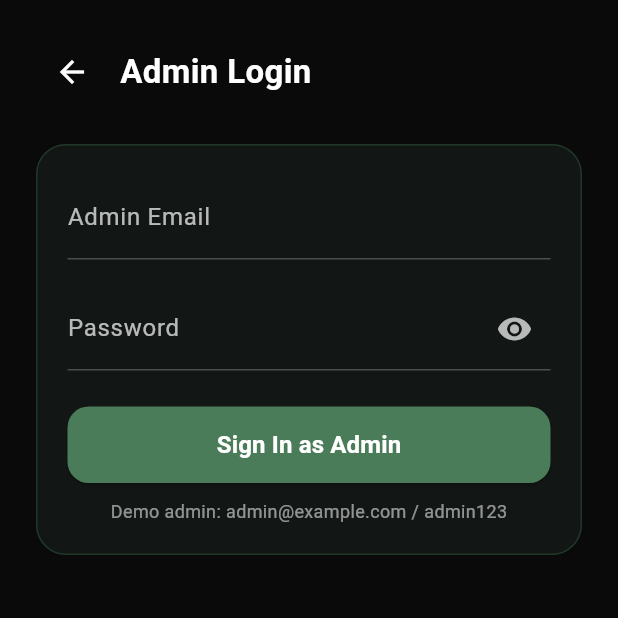
After one commit to tanveer128423/nexus_leafline, a Flutter app: the SettingsScreen screen opened directly, after a tap on "Admin Login", on a phone screen of 412 x 824 dp, the top half of it. The commit adds this screen. Run offline on Flutter 3.47's test engine with Material 3 defaults, Android fonts, the phone set to English and light mode, and no system bars; our stand-ins replace cached_network_image, flutter_local_notifications, google_fonts, image_picker, shared_preferences, sqflite and 1 more; accounts and stored records are empty; network calls fail; key blocks and very long unbroken strings in the code were emptied for the run.

Commit message:
branch-5

```diff
--- a/lib/models/plant.dart
+++ b/lib/models/plant.dart
@@ -9,6 +9,7 @@ class Plant {
   final String watering;
   final String sunlight;
   final String soil;
+  final bool isApproved;
 
   Plant({
     this.id,
@@ -21,6 +22,7 @@ class Plant {
     required this.watering,
     required this.sunlight,
     required this.soil,
+    this.isApproved = true,
   });
 
   Map<String, dynamic> toMap() {
@@ -35,6 +37,7 @@ class Plant {
       'watering': watering,
       'sunlight': sunlight,
       'soil': soil,
+      'isApproved': isApproved ? 1 : 0,
     };
   }
 
@@ -50,6 +53,7 @@ class Plant {
       watering: map['watering'],
       sunlight: map['sunlight'],
       soil: map['soil'],
+      isApproved: (map['isApproved'] ?? 1) == 1,
     );
   }
 }
--- a/lib/screens/add_plant_screen.dart
+++ b/lib/screens/add_plant_screen.dart
@@ -77,7 +77,7 @@ class _AddPlantScreenState extends State<AddPlantScreen>
         careInstructions: careInstructions,
       );
 
-      plantProvider.addPlant(newPlant);
+      plantProvider.submitPlant(newPlant);
 
       // Show success message
       ScaffoldMessenger.of(context).showSnackBar(
@@ -87,7 +87,7 @@ class _AddPlantScreenState extends State<AddPlantScreen>
               Icon(Icons.check_circle, color: Colors.white),
               SizedBox(width: 12),
               Text(
-                'Plant added successfully!',
+                'Submitted for admin approval.',
                 style: TextStyle(fontWeight: FontWeight.w600),
               ),
             ],
--- /dev/null
+++ b/lib/screens/admin_login_screen.dart
@@ -0,0 +1,178 @@
+import 'package:flutter/material.dart';
+import 'admin_approval_screen.dart';
+
+class AdminLoginScreen extends StatefulWidget {
+  final VoidCallback onBack;
+
+  const AdminLoginScreen({super.key, required this.onBack});
+
+  @override
+  State<AdminLoginScreen> createState() => _AdminLoginScreenState();
+}
+
+class _AdminLoginScreenState extends State<AdminLoginScreen> {
+  final _formKey = GlobalKey<FormState>();
+  final _emailController = TextEditingController();
+  final _passwordController = TextEditingController();
+  bool _obscurePassword = true;
+
+  static const _adminEmail = 'admin@example.com';
+  static const _adminPassword = 'admin123';
+
+  @override
+  void dispose() {
+    _emailController.dispose();
+    _passwordController.dispose();
+    super.dispose();
+  }
+
+  void _attemptLogin() {
+    if (!(_formKey.currentState?.validate() ?? false)) {
+      return;
+    }
+
+    final email = _emailController.text.trim();
+    final password = _passwordController.text;
+
+    if (email == _adminEmail && password == _adminPassword) {
+      Navigator.of(context).pushReplacement(
+        MaterialPageRoute(builder: (_) => const AdminApprovalScreen()),
+      );
+      return;
+    }
+
+    ScaffoldMessenger.of(
+      context,
+    ).showSnackBar(const SnackBar(content: Text('Invalid admin credentials.')));
+  }
+
+  @override
+  Widget build(BuildContext context) {
+    final size = MediaQuery.of(context).size;
+
+    return Scaffold(
+      backgroundColor: const Color(0xFF0A0A0A),
+      body: SafeArea(
+        child: SingleChildScrollView(
+          padding: const EdgeInsets.fromLTRB(24, 24, 24, 32),
+          child: Column(
+            crossAxisAlignment: CrossAxisAlignment.start,
+            children: [
+              Row(
+                children: [
+                  IconButton(
+                    onPressed: widget.onBack,
+                    icon: const Icon(Icons.arrow_back, color: Colors.white),
+                  ),
+                  const SizedBox(width: 8),
+                  const Text(
+                    'Admin Login',
+                    style: TextStyle(
+                      color: Colors.white,
+                      fontSize: 22,
+                      fontWeight: FontWeight.w700,
+                    ),
+                  ),
+                ],
+              ),
+              const SizedBox(height: 24),
+              Container(
+                padding: const EdgeInsets.all(20),
+                decoration: BoxDecoration(
+                  color: const Color(0xFF121614),
+                  borderRadius: BorderRadius.circular(20),
+                  border: Border.all(
+                    color: const Color(0xFF2D5A3D).withOpacity(0.5),
+                  ),
+                ),
+                child: Form(
+                  key: _formKey,
+                  child: Column(
+                    children: [
+                      TextFormField(
+                        controller: _emailController,
+                        keyboardType: TextInputType.emailAddress,
+                        style: const TextStyle(color: Colors.white),
+                        decoration: const InputDecoration(
+                          labelText: 'Admin Email',
+                          labelStyle: TextStyle(color: Colors.white70),
+                          enabledBorder: UnderlineInputBorder(
+                            borderSide: BorderSide(color: Colors.white24),
+                          ),
+                        ),
+                        validator: (value) {
+                          if (value == null || value.trim().isEmpty) {
+                            return 'Enter admin email';
+                          }
+                          return null;
+                        },
+                      ),
+                      const SizedBox(height: 18),
+                      TextFormField(
+                        controller: _passwordController,
+                        obscureText: _obscurePassword,
+                        style: const TextStyle(color: Colors.white),
+                        decoration: InputDecoration(
+                          labelText: 'Password',
+                          labelStyle: const TextStyle(color: Colors.white70),
+                          enabledBorder: const UnderlineInputBorder(
+                            borderSide: BorderSide(color: Colors.white24),
+                          ),
+                          suffixIcon: IconButton(
+                            icon: Icon(
+                              _obscurePassword
+                                  ? Icons.visibility
+                                  : Icons.visibility_off,
+                              color: Colors.white70,
+                            ),
+                            onPressed: () {
+                              setState(() {
+                                _obscurePassword = !_obscurePassword;
+                              });
+                            },
+                          ),
+                        ),
+                        validator: (value) {
+                          if (value == null || value.isEmpty) {
+                            return 'Enter password';
+                          }
+                          return null;
+                        },
+                      ),
+                      const SizedBox(height: 24),
+                      SizedBox(
+                        width: size.width,
+                        child: ElevatedButton(
+                          onPressed: _attemptLogin,
+                          style: ElevatedButton.styleFrom(
+                            backgroundColor: const Color(0xFF4A7C59),
+                            padding: const EdgeInsets.symmetric(vertical: 14),
+                            shape: RoundedRectangleBorder(
+                              borderRadius: BorderRadius.circular(14),
+                            ),
+                          ),
+                          child: const Text(
+                            'Sign In as Admin',
+                            style: TextStyle(
+                              fontWeight: FontWeight.w600,
+                              fontSize: 16,
+                            ),
+                          ),
+                        ),
+                      ),
+                      const SizedBox(height: 10),
+                      const Text(
+                        'Demo admin: admin@example.com / admin123',
+                        style: TextStyle(color: Colors.white54, fontSize: 12),
+                      ),
+                    ],
+                  ),
+                ),
+              ),
+            ],
+          ),
+        ),
+      ),
+    );
+  }
+}
--- a/lib/screens/edit_plant_screen.dart
+++ b/lib/screens/edit_plant_screen.dart
@@ -98,6 +98,7 @@ class _EditPlantScreenState extends State<EditPlantScreen>
         sunlight: _sunlightController.text,
         soil: _soilController.text,
         careInstructions: careInstructions,
+        isApproved: widget.plant.isApproved,
       );
 
       plantProvider.updatePlant(updatedPlant);
--- a/lib/screens/settings_screen.dart
+++ b/lib/screens/settings_screen.dart
@@ -2,6 +2,8 @@ import 'package:flutter/material.dart';
 import 'package:shared_preferences/shared_preferences.dart';
 import 'package:provider/provider.dart';
 import '../providers/theme_provider.dart';
+import 'admin_login_screen.dart';
+import 'login_screen.dart';
 
 class SettingsScreen extends StatefulWidget {
   @override
@@ -70,6 +72,33 @@ class _SettingsScreenState extends State<SettingsScreen> {
             subtitle: Text('Get help with the app'),
             onTap: () => _showHelpDialog(context),
           ),
+          Divider(),
+          ListTile(
+            title: Text('Admin Login'),
+            subtitle: Text('Review pending plant submissions'),
+            onTap: () {
+              Navigator.push(
+                context,
+                MaterialPageRoute(
+                  builder: (_) => AdminLoginScreen(
+                    onBack: () => Navigator.of(context).pop(),
+                  ),
+                ),
+              );
+            },
+          ),
+          ListTile(
+            title: Text('Logout'),
+            subtitle: Text('Return to the login screen'),
+            onTap: () {
+              Navigator.of(context).pushAndRemoveUntil(
+                MaterialPageRoute(
+                  builder: (_) => const LoginScreen(showOnboarding: false),
+                ),
+                (route) => false,
+              );
+            },
+          ),
         ],
       ),
     );
--- a/lib/screens/splash_screen.dart
+++ b/lib/screens/splash_screen.dart
@@ -1,7 +1,7 @@
 import 'package:flutter/material.dart';
 import 'dart:async';
 import 'dart:math';
-import 'home_screen.dart';
+import '../main.dart';
 
 class SplashScreen extends StatefulWidget {
   @override
@@ -110,11 +110,11 @@ class _SplashScreenState extends State<SplashScreen>
       _morphController.forward();
     });
 
-    // Navigate to home screen
+    // Navigate to main screen with drawer
     Timer(Duration(seconds: 4), () {
       Navigator.of(context).pushReplacement(
         PageRouteBuilder(
-          pageBuilder: (context, animation, secondaryAnimation) => HomeScreen(),
+          pageBuilder: (context, animation, secondaryAnimation) => MainScreen(),
           transitionsBuilder: (context, animation, secondaryAnimation, child) {
             return FadeTransition(opacity: animation, child: child);
           },
```
Also changed, not shown: lib/main.dart (+14 -0 lines), lib/providers/plant_provider.dart (+40 -1 lines), lib/screens/admin_approval_screen.dart (added, +216 -0 lines), lib/screens/home_screen.dart (+22 -10 lines), lib/screens/login_screen.dart (+18 -0 lines).
